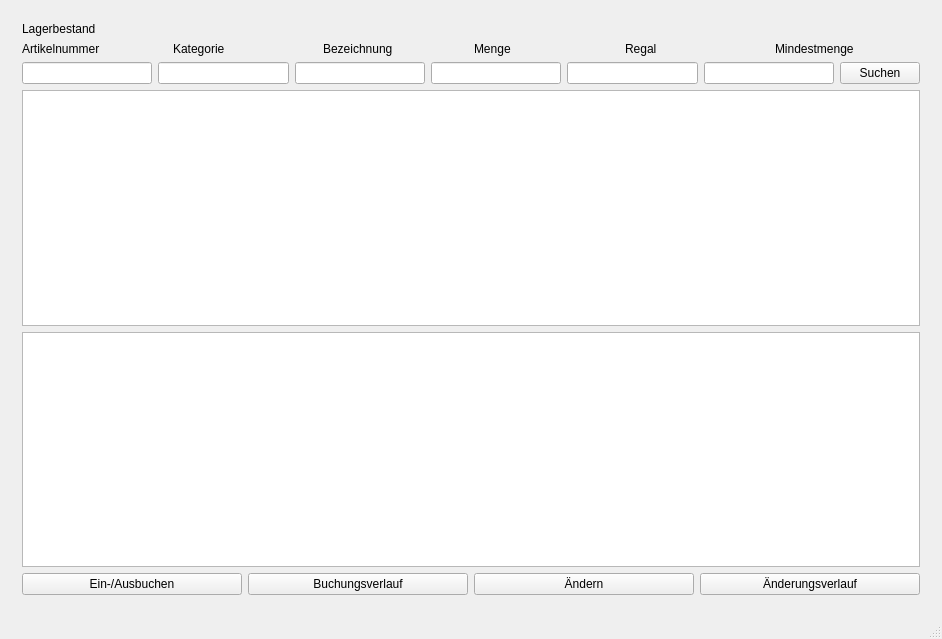
Old version of the form Lagersystem/Lagersystem.ui in the repository tim-pa/Lagersystem.
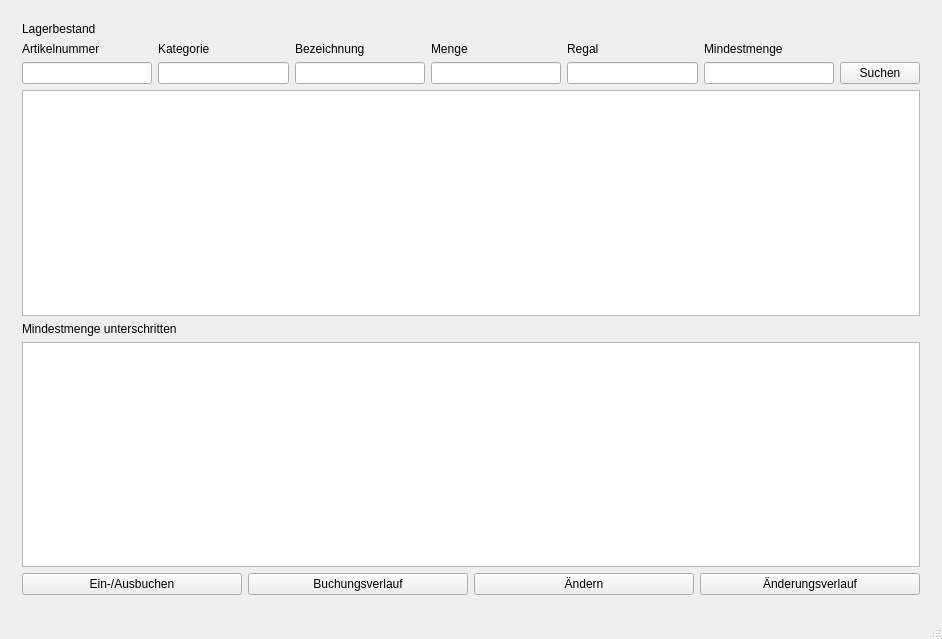
New version of the form.

Commit message: Seite_0: Überschrift hinzugefügt, Anordnung verändert

```diff
--- a/Lagersystem/Lagersystem.ui
+++ b/Lagersystem/Lagersystem.ui
@@ -21,7 +21,7 @@
        <number>0</number>
       </property>
       <widget class="QWidget" name="page_0">
-       <layout class="QGridLayout" name="gridLayout_5">
+       <layout class="QGridLayout" name="gridLayout_6">
         <item row="0" column="0">
          <widget class="QLabel" name="label">
           <property name="text">
@@ -30,72 +30,68 @@
          </widget>
         </item>
         <item row="1" column="0">
-         <layout class="QHBoxLayout" name="horizontalLayout_3">
-          <item>
+         <layout class="QGridLayout" name="gridLayout_5">
+          <item row="0" column="0">
            <widget class="QLabel" name="label_articlenumber_0">
             <property name="text">
              <string>Artikelnummer</string>
             </property>
            </widget>
           </item>
-          <item>
+          <item row="0" column="1">
            <widget class="QLabel" name="label_category_0">
             <property name="text">
              <string>Kategorie</string>
             </property>
            </widget>
           </item>
-          <item>
+          <item row="0" column="2">
            <widget class="QLabel" name="label_articlename_0">
             <property name="text">
              <string>Bezeichnung</string>
             </property>
            </widget>
           </item>
-          <item>
+          <item row="0" column="3">
            <widget class="QLabel" name="label_amount_0">
             <property name="text">
              <string>Menge</string>
             </property>
            </widget>
           </item>
-          <item>
+          <item row="0" column="4">
            <widget class="QLabel" name="label_shelf_0">
             <property name="text">
              <string>Regal</string>
             </property>
            </widget>
           </item>
-          <item>
+          <item row="0" column="5">
            <widget class="QLabel" name="label_minamount_0">
             <property name="text">
              <string>Mindestmenge</string>
             </property>
            </widget>
           </item>
-         </layout>
-        </item>
-        <item row="2" column="0">
-         <layout class="QHBoxLayout" name="horizontalLayout_2">
-          <item>
+          <item row="1" column="0">
            <widget class="QLineEdit" name="lineEdit_articlenumber_0"/>
           </item>
-          <item>
+          <item row="1" column="1">
            <widget class="QLineEdit" name="lineEdit_category_0"/>
           </item>
-          <item>
+          <item row="1" column="2">
            <widget class="QLineEdit" name="lineEdit_articlename_0"/>
           </item>
-          <item>
+          <item row="1" column="3">
            <widget class="QLineEdit" name="lineEdit_amount_0"/>
           </item>
-          <item>
+          <item row="1" column="4">
            <widget class="QLineEdit" name="lineEdit_shelf_0"/>
           </item>
-          <item>
+          <item row="1" column="5">
            <widget class="QLineEdit" name="lineEdit_minamount_0"/>
           </item>
-          <item>
+          <item row="1" column="6">
            <widget class="QPushButton" name="search_button_0">
             <property name="text">
              <string>Suchen</string>
@@ -104,9 +100,16 @@
           </item>
          </layout>
         </item>
-        <item row="3" column="0">
+        <item row="2" column="0">
          <widget class="QTableView" name="tableView_0"/>
         </item>
+        <item row="3" column="0">
+         <widget class="QLabel" name="label_2">
+          <property name="text">
+           <string>Mindestmenge unterschritten</string>
+          </property>
+         </widget>
+        </item>
         <item row="4" column="0">
          <widget class="QTableView" name="tableView_0_1"/>
         </item>
```
